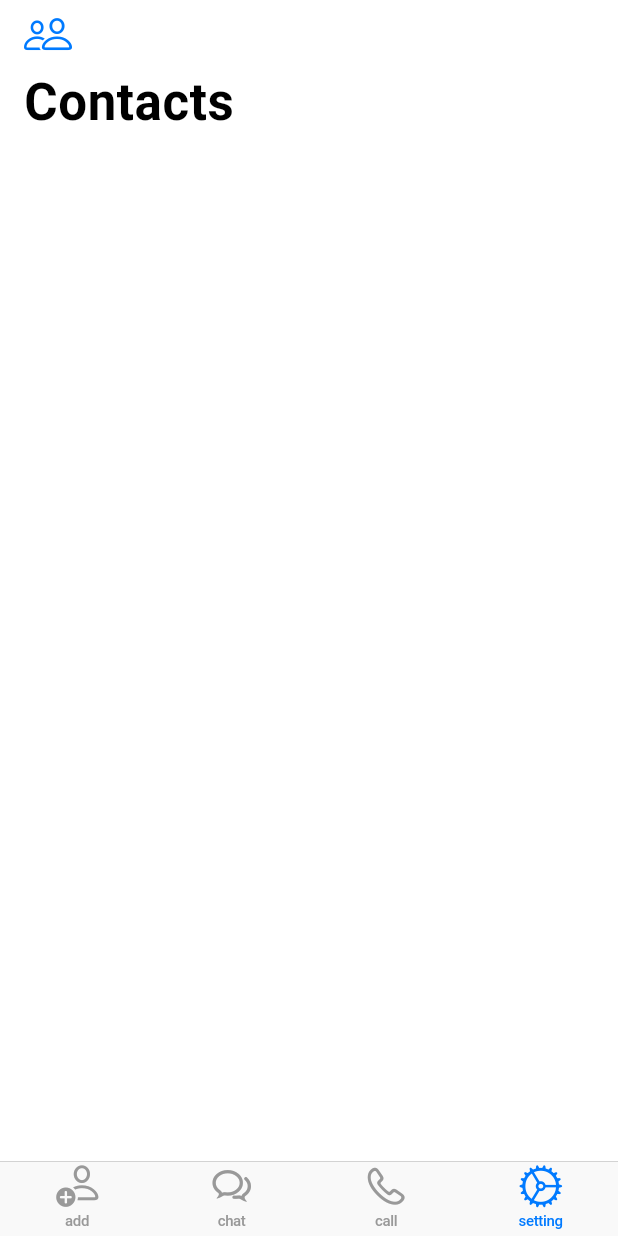
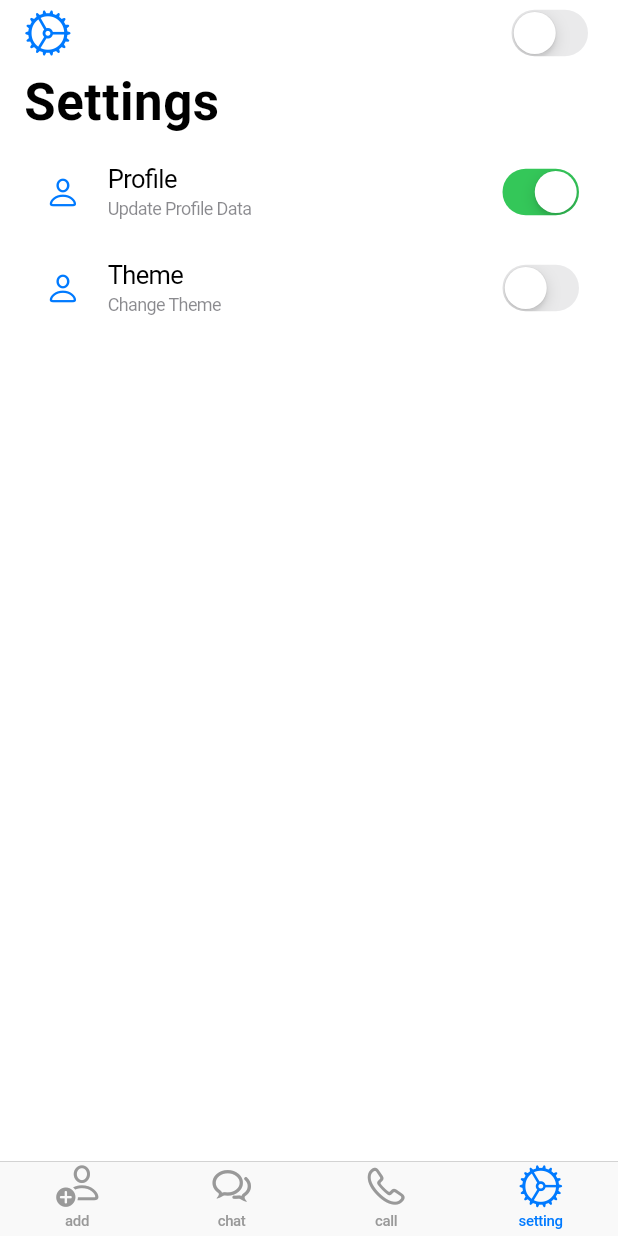
Before and after one commit to theAkHilsarkar18/platform_converter_app, a Flutter app: the screen it shows after launch, item 4 of the bottom bar chosen, on a phone screen of 412 x 824 dp. Run offline on Flutter 3.47's test engine with Material 3 defaults, Android fonts, the phone set to English and light mode, and no system bars.

Commit message:
18-05/2024

```diff
--- a/lib/main.dart
+++ b/lib/main.dart
@@ -1,25 +1,28 @@
 import 'package:flutter/cupertino.dart';
-import 'package:flutter/material.dart';
 import 'package:platform_converter_app/provider/add_provider.dart';
 import 'package:platform_converter_app/screens/home_screen.dart';
 import 'package:provider/provider.dart';
 
-void main()
-{
+void main() {
   runApp(MyApp());
 }
-
 
 class MyApp extends StatelessWidget {
   const MyApp({super.key});
 
   @override
   Widget build(BuildContext context) {
+
     return MultiProvider(
       providers: [
-        ChangeNotifierProvider(create: (context) => AddProvider(),),
+        ChangeNotifierProvider(
+          create: (context) => AddProvider(),
+        ),
       ],
       builder: (context, child) => CupertinoApp(
+        theme: CupertinoThemeData(
+          brightness: (Provider.of<AddProvider>(context,listen: true).isDark)?Brightness.dark:Brightness.light,
+        ),
         debugShowCheckedModeBanner: false,
         home: HomeScreen(),
       ),
--- a/lib/screens/add_contact.dart
+++ b/lib/screens/add_contact.dart
@@ -20,8 +20,10 @@ class AddContactScreen extends StatelessWidget {
       navigationBar: CupertinoNavigationBar(
         middle: Text('Add Contact'),
         trailing: CupertinoSwitch(
-          onChanged: (value) {},
-          value: true,
+          onChanged: (value) {
+            addProviderFalse.changeTheme(value);
+          },
+          value: addProviderTrue.isDark,
         ),
       ),
       child: SafeArea(
--- a/lib/screens/home_screen.dart
+++ b/lib/screens/home_screen.dart
@@ -1,15 +1,20 @@
 import 'package:flutter/material.dart';
 import 'package:flutter/cupertino.dart';
 import 'package:platform_converter_app/screens/add_contact.dart';
+import 'package:platform_converter_app/screens/call_screen.dart';
 import 'package:platform_converter_app/screens/data_screen.dart';
+import 'package:platform_converter_app/screens/setting_screen.dart';
+import 'package:provider/provider.dart';
+
+import '../provider/add_provider.dart';
 
 class HomeScreen extends StatelessWidget {
   const HomeScreen({super.key});
-
   @override
   Widget build(BuildContext context) {
+
     return CupertinoTabScaffold(tabBar: CupertinoTabBar(
-      items: [
+      items: const [
         BottomNavigationBarItem(icon: Icon(CupertinoIcons.person_add),label: 'add'),
         BottomNavigationBarItem(icon: Icon(CupertinoIcons.chat_bubble_2),label: 'chat'),
         BottomNavigationBarItem(icon: Icon(CupertinoIcons.phone),label: 'call'),
@@ -22,7 +27,7 @@ class HomeScreen extends StatelessWidget {
 List screenList  = [
   AddContactScreen(),
   DataScreen(),
-  DataScreen(),
-  DataScreen(),
+  CallScreen(),
+  SettingScreen(),
 
 ];
--- /dev/null
+++ b/lib/screens/setting_screen.dart
@@ -0,0 +1,64 @@
+import 'package:flutter/cupertino.dart';
+import 'package:provider/provider.dart';
+
+import '../provider/add_provider.dart';
+
+class SettingScreen extends StatelessWidget {
+  const SettingScreen({super.key});
+
+  @override
+  Widget build(BuildContext context) {
+    final addProviderTrue = Provider.of<AddProvider>(context, listen: true);
+    final addProviderFalse = Provider.of<AddProvider>(context, listen: false);
+
+    return CupertinoPageScaffold(
+      child: CustomScrollView(
+        slivers: [
+          CupertinoSliverNavigationBar(
+            leading: const Icon(CupertinoIcons.settings),
+            // middle: Text('Contacts'),
+            trailing: CupertinoSwitch(
+              onChanged: (value) {
+                addProviderFalse.changeTheme(value);
+              },
+              value: addProviderTrue.isDark,
+            ),
+            largeTitle: const Text('Settings'),
+          ),
+          SliverFillRemaining(
+            child: Column(
+              children: [
+                Padding(
+                  padding: const EdgeInsets.all(8.0),
+                  child: CupertinoListTile(
+                    title: const Text('Profile'),
+                    subtitle: const Text('Update Profile Data'),
+                    leading: Icon(CupertinoIcons.person),
+                    trailing: CupertinoSwitch(
+                      value: true,
+                      onChanged: (value) {},
+                    ),
+                  ),
+                ),
+                Padding(
+                  padding: const EdgeInsets.all(8.0),
+                  child: CupertinoListTile(
+                    title: const Text('Theme'),
+                    subtitle: const Text('Change Theme'),
+                    leading: const Icon(CupertinoIcons.person),
+                    trailing: CupertinoSwitch(
+                      onChanged: (value) {
+                        addProviderFalse.changeTheme(value);
+                      },
+                      value: addProviderTrue.isDark,
+                    ),
+                  ),
+                ),
+              ],
+            ),
+          ),
+        ],
+      ),
+    );
+  }
+}
```
Also changed, not shown: lib/provider/add_provider.dart (+13 -0 lines), lib/screens/call_screen.dart (added, +44 -0 lines), lib/screens/data_screen.dart (+38 -15 lines).
